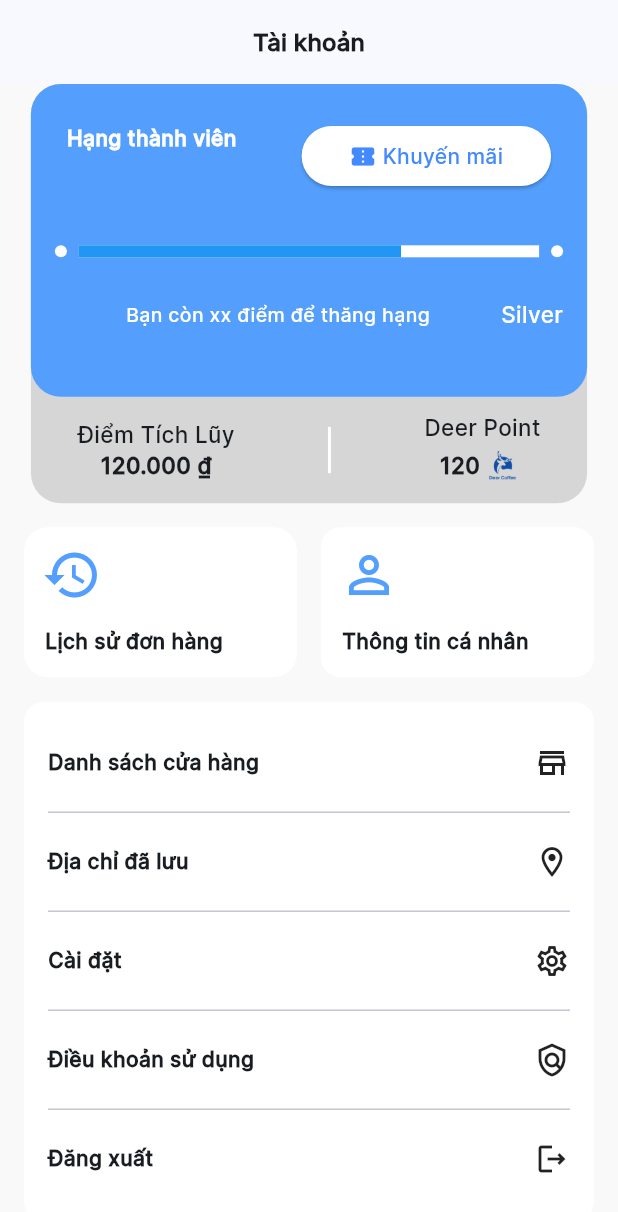
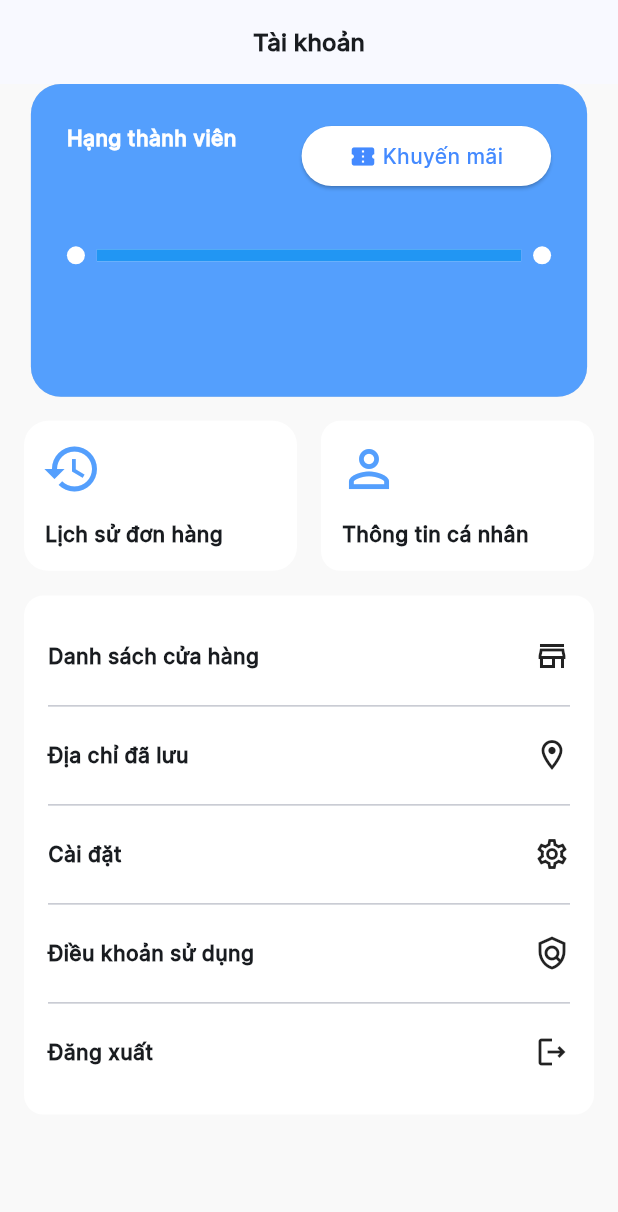
Before and after one commit to RESO-DEVELOPMENT/Deer-Coffee-Mobile, a Flutter app: the OtherPage screen opened directly, on a phone screen of 412 x 824 dp. Shown: the top 1212 px of the screen. Run offline on Flutter 3.47's test engine with Material 3 defaults, Android fonts, the phone set to English and light mode, and no system bars; our stand-ins replace barcode_widget, carousel_slider, dio, firebase_auth, firebase_core, firebase_storage and 13 more; missing offline and left inert: barcode, dotted_dashed_line, flutter_launcher_icons; accounts and stored records are empty; network calls fail; statements that could not run were skipped.

Commit message:
update blog

```diff
--- a/lib/views/home_screen/blog_details.dart
+++ b/lib/views/home_screen/blog_details.dart
@@ -44,34 +44,8 @@ class _BannerDetailScreenState extends State<BannerDetailScreen> {
         ),
       ),
       body: SingleChildScrollView(
-        child: Column(
-          children: [
-            Image.network(
-              loadingBuilder: (BuildContext context, Widget child,
-                  ImageChunkEvent? loadingProgress) {
-                if (loadingProgress == null) {
-                  return child;
-                }
-                return Center(
-                  child: CircularProgressIndicator(
-                    value: loadingProgress.expectedTotalBytes != null
-                        ? loadingProgress.cumulativeBytesLoaded /
-                            loadingProgress.expectedTotalBytes!
-                        : null,
-                  ),
-                );
-              },
-              blog!.image!.isEmpty
-                  ? 'https://i.imgur.com/X0WTML2.jpg'
-                  : blog?.image ?? '',
-              width: Get.width,
-              height: Get.width * 0.5,
-              fit: BoxFit.cover,
-            ),
-            Html(
-              data: htmlData,
-            ),
-          ],
+        child: Html(
+          data: htmlData,
         ),
       ),
     );
--- a/lib/views/profile_screen/profile.dart
+++ b/lib/views/profile_screen/profile.dart
@@ -55,14 +55,14 @@ class CustomLinearProgressBar extends StatelessWidget {
         Row(
           children: [
             Container(
-              width: 8.0,
-              height: 8.0,
+              width: 12.0,
+              height: 12.0,
               decoration: const BoxDecoration(
                 color: Colors.white,
                 shape: BoxShape.circle,
               ),
             ),
-            const SizedBox(width: 8.0), // Adjust the spacing as needed
+            const SizedBox(width: 8), // Adjust the spacing as needed
             Expanded(
               child: LinearProgressIndicator(
                 value: progress,
@@ -71,10 +71,10 @@ class CustomLinearProgressBar extends StatelessWidget {
                 valueColor: const AlwaysStoppedAnimation<Color>(Colors.blue),
               ),
             ),
-            const SizedBox(width: 8.0), // Adjust the spacing as needed
+            const SizedBox(width: 8), // Adjust the spacing as needed
             Container(
-              width: 8.0,
-              height: 8.0,
+              width: 12.0,
+              height: 12.0,
               decoration: const BoxDecoration(
                 color: Colors.white,
                 shape: BoxShape.circle,
@@ -90,9 +90,18 @@ class CustomLinearProgressBar extends StatelessWidget {
 class _OtherPageState extends State<OtherPage> {
   UserDetails? userModel;
   AccountViewModel model = Get.find<AccountViewModel>();
+  MemberWallet? pointWallet;
+  MemberWallet? moneyWallet;
+  Level? memberLevel;
   @override
   void initState() {
     userModel = model.memberShipModel;
+    memberLevel = model.memberShipModel?.level;
+    pointWallet = model.memberShipModel?.level?.memberWallet
+        ?.firstWhere((element) => element.walletType?.name == "Điểm");
+    moneyWallet = model.memberShipModel?.level?.memberWallet
+        ?.firstWhere((element) => element.walletType?.name == "Số dư");
+    print(userModel);
     super.initState();
   }
 
@@ -203,24 +212,26 @@ class _OtherPageState extends State<OtherPage> {
                                 ],
                               ),
                             ),
-                            const CustomLinearProgressBar(progress: 0.7),
+                            Padding(
+                              padding: const EdgeInsets.all(8.0),
+                              child: CustomLinearProgressBar(
+                                  progress: (pointWallet?.balance ?? 1) /
+                                      (memberLevel?.maxPoint ?? 1)),
+                            ),
                             Row(
                               mainAxisAlignment: MainAxisAlignment.spaceBetween,
                               children: [
                                 Text(model.memberShipModel?.level?.name ?? '',
-                                    style: const TextStyle(
-                                        color: Colors.white, fontSize: 15)),
-                                const Text('Bạn còn xx điểm để thăng hạng',
-                                    style: TextStyle(
-                                        color: Colors.white, fontSize: 13)),
-                                const Text('Silver',
-                                    style: TextStyle(
-                                        color: Colors.white, fontSize: 15)),
+                                    style: Get.textTheme.bodyLarge
+                                        ?.copyWith(color: Colors.white)),
+                                Text(userModel?.level?.nextLevelName ?? '',
+                                    style: Get.textTheme.bodyLarge
+                                        ?.copyWith(color: Colors.white)),
                               ],
                             ),
                             Row(
                                 mainAxisAlignment:
-                                    MainAxisAlignment.spaceAround,
+                                    MainAxisAlignment.spaceBetween,
                                 children: model
                                     .memberShipModel!.level!.memberWallet!
                                     .map((e) => Text(
@@ -234,97 +245,100 @@ class _OtherPageState extends State<OtherPage> {
                           ],
                         ),
                       ),
-                      Row(
-                        crossAxisAlignment: CrossAxisAlignment.center,
-                        mainAxisAlignment: MainAxisAlignment.spaceAround,
-                        children: [
-                          Container(
-                            // width: ((Get.width * 0.6) / 2) - 1,
-                            // height: (Get.width * 0.3) / 2,
+                      // Row(
+                      //   crossAxisAlignment: CrossAxisAlignment.center,
+                      //   mainAxisAlignment: MainAxisAlignment.spaceAround,
+                      //   children: [
+                      //     Container(
+                      //       // width: ((Get.width * 0.6) / 2) - 1,
+                      //       // height: (Get.width * 0.3) / 2,
 
-                            decoration: const BoxDecoration(
-                              borderRadius: BorderRadius.only(
-                                  bottomLeft: Radius.circular(20)),
-                            ),
-                            child: const Column(
-                              mainAxisAlignment: MainAxisAlignment.center,
-                              children: [
-                                Text(
-                                  'Điểm Tích Lũy',
-                                  style: TextStyle(
-                                    fontSize: 15,
-                                    fontWeight: FontWeight.normal,
-                                  ),
-                                  textAlign: TextAlign.center,
-                                ),
-                                Row(
-                                  mainAxisAlignment: MainAxisAlignment.center,
-                                  children: [
-                                    Text(
-                                      '120.000',
-                                      style: TextStyle(
-                                        fontSize: 15,
-                                        fontWeight: FontWeight.bold,
-                                      ),
-                                    ),
-                                    Text(
-                                      ' ₫',
-                                      style: TextStyle(
-                                        fontSize: 15,
-                                        fontWeight: FontWeight.bold,
-                                      ),
-                                    )
-                                  ],
-                                ),
-                              ],
-                            ),
-                          ),
-                          Container(
-                            color: Colors.white,
-                            margin: const EdgeInsets.fromLTRB(0, 20, 0, 20),
-                            width: 2,
-                            height: (Get.width * 0.3) / 4,
-                          ),
-                          Container(
-                            // width: ((Get.width * 0.6) / 2) - 1,
-                            // height: (Get.width * 0.3) / 2,
-                            decoration: const BoxDecoration(
-                              borderRadius: BorderRadius.only(
-                                  bottomRight: Radius.circular(20)),
-                            ),
-                            child: Column(
-                              mainAxisAlignment: MainAxisAlignment.center,
-                              children: [
-                                const Text(
-                                  'Deer Point',
-                                  style: TextStyle(
-                                    fontSize: 15,
-                                    fontWeight: FontWeight.normal,
-                                  ),
-                                  textAlign: TextAlign.center,
-                                ),
-                                Row(
-                                  mainAxisAlignment: MainAxisAlignment.center,
-                                  children: [
-                                    const Text(
-                                      '120',
-                                      style: TextStyle(
-                                        fontSize: 15,
-                                        fontWeight: FontWeight.bold,
-                                      ),
-                                    ),
-                                    Image.asset(
-                                      'assets/images/deercoffee-logopage-0001-2.png',
-                                      width: 30,
-                                      height: 30,
-                                    ),
-                                  ],
-                                ),
-                              ],
-                            ),
-                          ),
-                        ],
-                      )
+                      //       decoration: const BoxDecoration(
+                      //         borderRadius: BorderRadius.only(
+                      //             bottomLeft: Radius.circular(20)),
+                      //       ),
+                      //       child: const Column(
+                      //         mainAxisAlignment: MainAxisAlignment.center,
+                      //         children: [
+                      //           Text(
+                      //             'Ví tiền',
+                      //             style: TextStyle(
+                      //               fontSize: 15,
+                      //               fontWeight: FontWeight.normal,
+                      //             ),
+                      //             textAlign: TextAlign.center,
+                      //           ),
+                      //           Row(
+                      //             mainAxisAlignment: MainAxisAlignment.center,
+                      //             children: [
+                      //               Text(
+                      //                 model
+                      //                     .memberShipModel!.level!.memberWallet!
+                      //                     .where((element) =>
+                      //                         element.walletType == "Monney"),
+                      //                 style: TextStyle(
+                      //                   fontSize: 15,
+                      //                   fontWeight: FontWeight.bold,
+                      //                 ),
+                      //               ),
+                      //               Text(
+                      //                 ' ₫',
+                      //                 style: TextStyle(
+                      //                   fontSize: 15,
+                      //                   fontWeight: FontWeight.bold,
+                      //                 ),
+                      //               )
+                      //             ],
+                      //           ),
+                      //         ],
+                      //       ),
+                      //     ),
+                      //     Container(
+                      //       color: Colors.white,
+                      //       margin: const EdgeInsets.fromLTRB(0, 20, 0, 20),
+                      //       width: 2,
+                      //       height: (Get.width * 0.3) / 4,
+                      //     ),
+                      //     Container(
+                      //       // width: ((Get.width * 0.6) / 2) - 1,
+                      //       // height: (Get.width * 0.3) / 2,
+                      //       decoration: const BoxDecoration(
+                      //         borderRadius: BorderRadius.only(
+                      //             bottomRight: Radius.circular(20)),
+                      //       ),
+                      //       child: Column(
+                      //         mainAxisAlignment: MainAxisAlignment.center,
+                      //         children: [
+                      //           const Text(
+                      //             'Deer Point',
+                      //             style: TextStyle(
+                      //               fontSize: 15,
+                      //               fontWeight: FontWeight.normal,
+                      //             ),
+                      //             textAlign: TextAlign.center,
+                      //           ),
+                      //           Row(
+                      //             mainAxisAlignment: MainAxisAlignment.center,
+                      //             children: [
+                      //               const Text(
+                      //                 '120',
+                      //                 style: TextStyle(
+                      //                   fontSize: 15,
+                      //                   fontWeight: FontWeight.bold,
+                      //                 ),
+                      //               ),
+                      //               Image.asset(
+                      //                 'assets/images/deercoffee-logopage-0001-2.png',
+                      //                 width: 30,
+                      //                 height: 30,
+                      //               ),
+                      //             ],
+                      //           ),
+                      //         ],
+                      //       ),
+                      //     ),
+                      //   ],
+                      // )
                     ],
                   ),
                 ),
```
Also changed, not shown: 1 other file.
